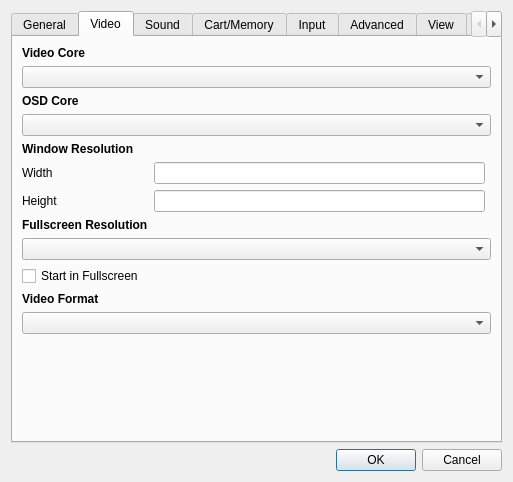
Yabause/yabause, file yabause/src/qt/ui/UISettings.ui: the form before one commit.
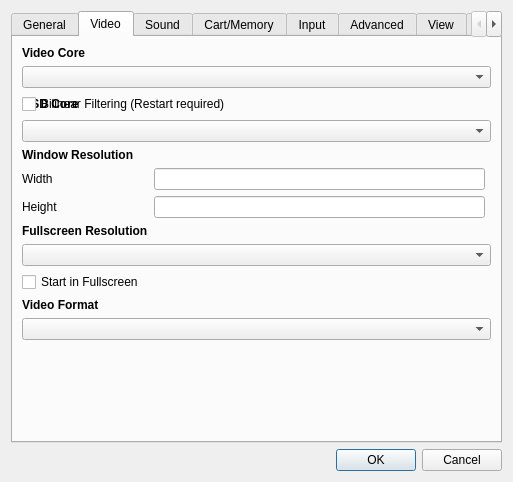
The form after the commit. The open tabs and pages were chosen to show the change. Custom widgets are drawn as their Qt base class.

Commit message: Added bilinear filtering to vidsoft.c, separated GL code further, added bilinear filter option to Qt and GTK+ ports

What changed in the file:
```diff
--- a/yabause/src/qt/ui/UISettings.ui
+++ b/yabause/src/qt/ui/UISettings.ui
@@ -325,6 +325,13 @@
          </property>
         </widget>
        </item>
+       <item row="2" column="0" colspan="3">
+        <widget class="QCheckBox" name="cbBilinear">
+         <property name="text">
+          <string>Bilinear Filtering (Restart required)</string>
+         </property>
+        </widget>
+       </item>
        <item row="8" column="0" colspan="3">
         <widget class="QComboBox" name="cbFullscreenResolution"/>
        </item>
```
The commit also changes 6 other files.
